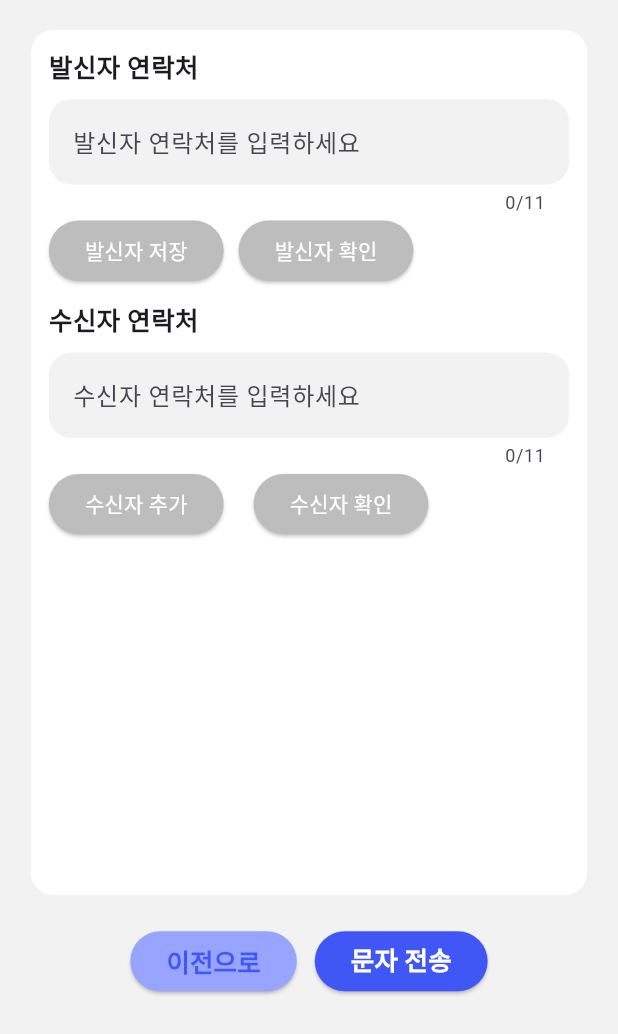
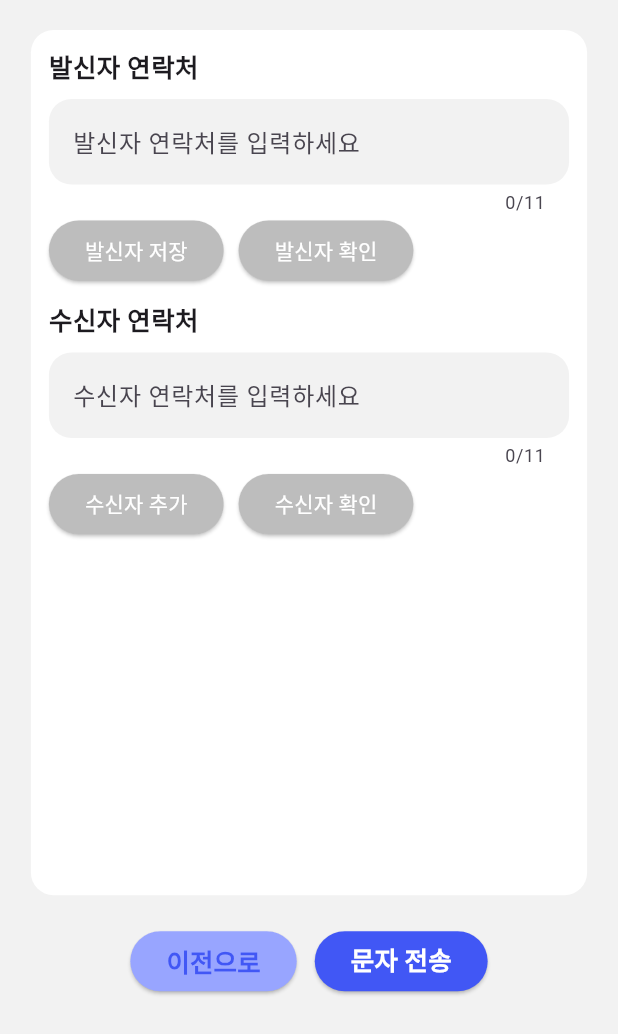
Before and after one commit to hansung-taeyang/flutter-frontend, a Flutter app: the InputPhoneNumberPage screen opened directly with empty values, on a phone screen of 412 x 824 dp. Shown: the top 1034 px of the screen. Run offline on Flutter 3.47's test engine with Material 3 defaults, Android fonts, the phone set to English and light mode, and no system bars; our stand-ins replace file_picker, flutter_native_splash, shared_preferences; missing offline and left inert: excel; accounts and stored records are empty.

Commit message:
전화번호 입력 페이지 간단한 UI 수정

```diff
--- a/lib/send_message/input_phone_number_screen.dart
+++ b/lib/send_message/input_phone_number_screen.dart
@@ -393,7 +393,7 @@ class _InputPhoneNumberPageState extends State<InputPhoneNumberPage> {
                                 onPressed: pickExcelFile,
                                 child: const Text("엑셀 파일 업로드"),
                               ),
-                            const SizedBox(width: 10),
+                            if (isWeb) const SizedBox(width: 10),
                             ElevatedButton(
                               style: ElevatedButton.styleFrom(
                                 foregroundColor: whiteColor,
@@ -407,14 +407,16 @@ class _InputPhoneNumberPageState extends State<InputPhoneNumberPage> {
                             ),
                           ],
                         ),
-                        if (isWeb) SizedBox(height: 10),
-                        if (isWeb) SizedBox(
-                          width: isWeb ? 500 : double.infinity,
-                          child: Text(
-                            "✔ 업로드 가능한 엑셀 파일 형식: .xlsx, .xls\n✔ 첫 번째 열에 휴대폰 번호를 숫자 형식으로 입력해야 합니다\n✔ 번호 맨 앞의 0은 제외해 주세요 (예시 입력: 1012345678)\n✔ 파일에 빈 셀 또는 잘못된 데이터가 포함된 경우 오류가 발생할 수 있습니다",
-                            style: const TextStyle(color: normalRedColor, fontSize: 14),
+                        if (isWeb) const SizedBox(height: 10),
+                        if (isWeb)
+                          SizedBox(
+                            width: isWeb ? 500 : double.infinity,
+                            child: const Text(
+                              "✔ 업로드 가능한 엑셀 파일 형식: .xlsx, .xls\n✔ 첫 번째 열에 휴대폰 번호를 숫자 형식으로 입력해야 합니다\n✔ 번호 맨 앞의 0은 제외해 주세요 (예시 입력: 1012345678)\n✔ 파일에 빈 셀 또는 잘못된 데이터가 포함된 경우 오류가 발생할 수 있습니다",
+                              style: TextStyle(
+                                  color: normalRedColor, fontSize: 14),
+                            ),
                           ),
-                        ),
                       ],
                     ),
                   ),
```
